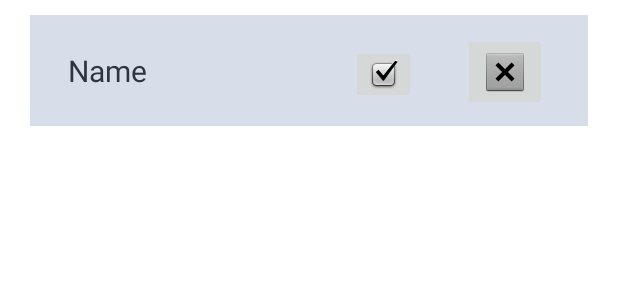
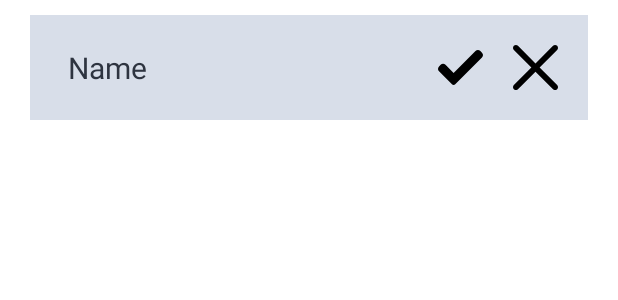
Before and after one commit to miguelarhb/AI-20-21, an Android app: the layout request_list_item.xml on its own in the app's theme, with its tools: preview values and no code run, on a phone screen of 412 x 824 dp. Shown: the top 300 px of the screen. Run offline under Robolectric (Android 15) with nearby library versions, the phone set to English and light mode, and no system bars.

Commit message:
UI tweaks

```diff
--- /dev/null
+++ b/SmartMedicationManager/app/src/main/res/drawable/check.xml
@@ -0,0 +1,9 @@
+<vector xmlns:android="http://schemas.android.com/apk/res/android"
+    android:width="30dp"
+    android:height="30dp"
+    android:viewportWidth="417.81332"
+    android:viewportHeight="417">
+  <path
+      android:fillColor="#FF000000"
+      android:pathData="m159.988,364.582c-3.988,4.012 -9.43,6.25 -15.082,6.25s-11.094,-2.238 -15.082,-6.25l-120.449,-120.469c-12.5,-12.5 -12.5,-32.77 0,-45.246l15.082,-15.086c12.504,-12.5 32.75,-12.5 45.25,0l75.199,75.203 203.199,-203.203c12.504,-12.5 32.77,-12.5 45.25,0l15.082,15.086c12.5,12.5 12.5,32.766 0,45.246zM159.988,364.582"/>
+</vector>
--- /dev/null
+++ b/SmartMedicationManager/app/src/main/res/drawable/close.xml
@@ -0,0 +1,9 @@
+<vector xmlns:android="http://schemas.android.com/apk/res/android"
+    android:width="30dp"
+    android:height="30dp"
+    android:viewportWidth="329.26932"
+    android:viewportHeight="329">
+  <path
+      android:fillColor="#FF000000"
+      android:pathData="m194.801,164.77 l128.211,-128.215c8.344,-8.34 8.344,-21.824 0,-30.164 -8.34,-8.34 -21.824,-8.34 -30.164,0l-128.215,128.215 -128.211,-128.215c-8.344,-8.34 -21.824,-8.34 -30.164,0 -8.344,8.34 -8.344,21.824 0,30.164l128.211,128.215 -128.211,128.215c-8.344,8.34 -8.344,21.824 0,30.164 4.156,4.16 9.621,6.25 15.082,6.25 5.461,0 10.922,-2.09 15.082,-6.25l128.211,-128.215 128.215,128.215c4.16,4.16 9.621,6.25 15.082,6.25 5.461,0 10.922,-2.09 15.082,-6.25 8.344,-8.34 8.344,-21.824 0,-30.164zM194.801,164.77"/>
+</vector>
--- a/SmartMedicationManager/app/src/main/res/layout/activity_add_patient.xml
+++ b/SmartMedicationManager/app/src/main/res/layout/activity_add_patient.xml
@@ -38,11 +38,11 @@
                 android:inputType="textPersonName" />
 
             <Button
-                android:id="@+id/addPatientCheckBt"
+                android:id="@+id/addPatientSubmitBt"
                 android:layout_width="wrap_content"
                 android:layout_height="wrap_content"
-                android:layout_marginLeft="40dp"
-                android:text="@string/check" />
+                android:layout_marginLeft="30dp"
+                android:text="@string/submit" />
 
         </LinearLayout>
 
@@ -55,20 +55,11 @@
             android:layout_centerHorizontal="true"
             android:layout_marginTop="30dp" />
 
-        <Button
-            android:id="@+id/addPatientSubmitBt"
-            android:layout_width="wrap_content"
-            android:layout_height="wrap_content"
-            android:layout_below="@+id/addPatientTextViewCheck"
-            android:layout_centerHorizontal="true"
-            android:layout_marginTop="25dp"
-            android:text="@string/submit" />
-
         <ListView
             android:id="@+id/sentRequestsList"
             android:layout_width="match_parent"
             android:layout_height="wrap_content"
-            android:layout_below="@+id/addPatientSubmitBt"
+            android:layout_below="@+id/patientCheck"
             android:layout_alignParentEnd="true"
             android:layout_alignParentBottom="true"
             android:layout_marginTop="10dp"
--- a/SmartMedicationManager/app/src/main/res/layout/request_list_item.xml
+++ b/SmartMedicationManager/app/src/main/res/layout/request_list_item.xml
@@ -35,19 +35,19 @@
             android:layout_height="wrap_content"
             android:layout_alignParentTop="true"
             android:layout_alignParentEnd="true"
-            android:layout_marginTop="2dp"
-            android:layout_marginEnd="17dp"
-            app:srcCompat="@android:drawable/btn_dialog" />
+            android:layout_margin="10dp"
+            android:background="@color/nord_dark_white"
+            app:srcCompat="@drawable/close" />
 
         <ImageButton
             android:id="@+id/accept"
             android:layout_width="wrap_content"
             android:layout_height="wrap_content"
+            android:layout_margin="10dp"
             android:layout_alignParentTop="true"
-            android:layout_marginTop="10dp"
-            android:layout_marginEnd="31dp"
             android:layout_toStartOf="@+id/decline"
-            app:srcCompat="@android:drawable/checkbox_on_background" />
+            android:background="@color/nord_dark_white"
+            app:srcCompat="@drawable/check" />
 
     </RelativeLayout>
 </LinearLayout>
```
